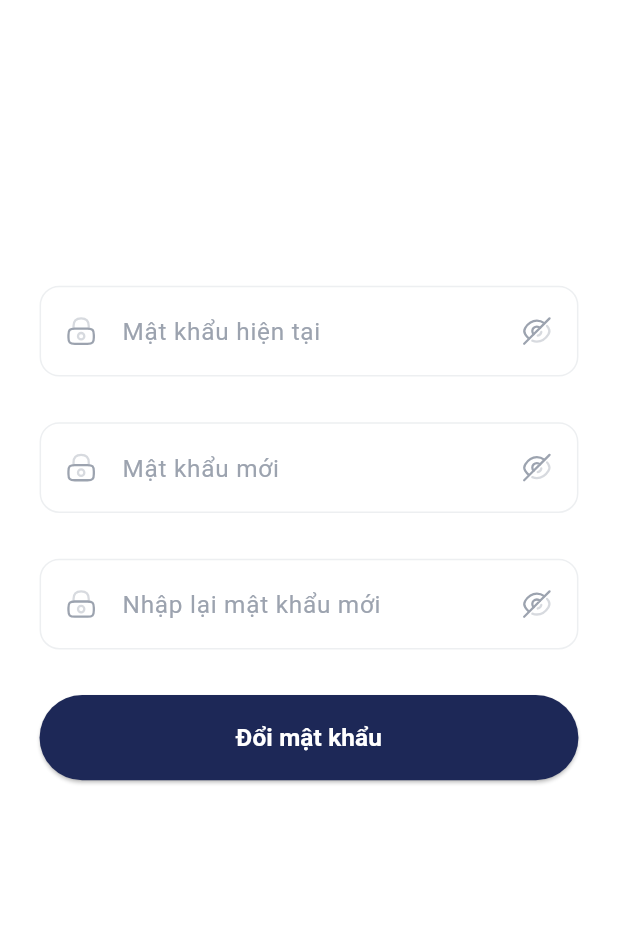
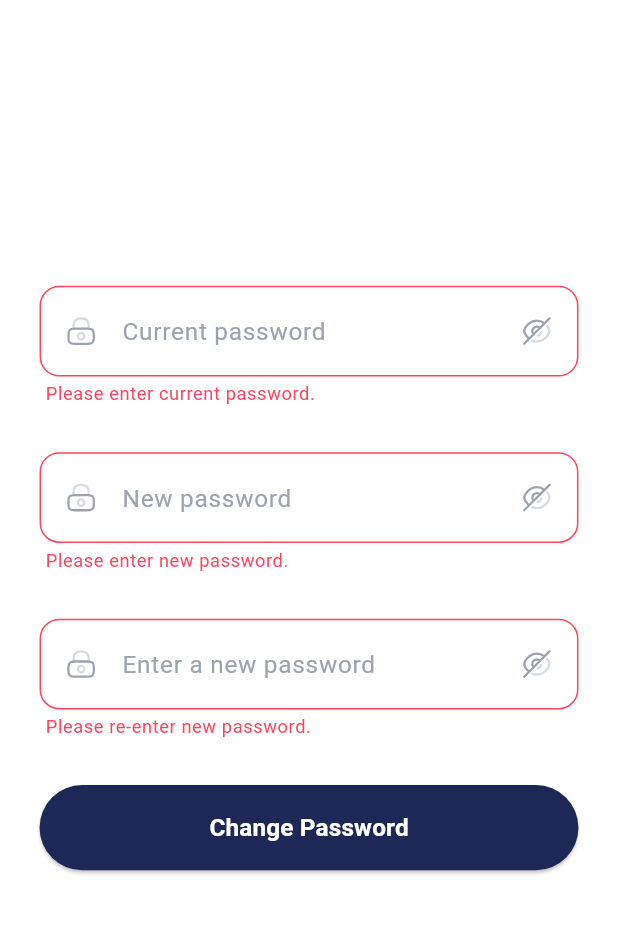
Before and after one commit to ChuDucHoangg/SEM4-EnglishAcademyMobile, a Flutter app: the ChangePasswordScreen screen opened by its route, after a tap on "Change Password", on a phone screen of 412 x 824 dp, the part 37-971 px from its top. Run offline on Flutter 3.47's test engine with Material 3 defaults, Android fonts, the light colour scheme and no system bars; our stand-ins replace animated_custom_dropdown, animated_splash_screen, audioplayers, cached_network_image, carousel_slider, dio and 11 more; missing offline and left inert: country_pickers, easy_paypal, flutter_quill, flutter_quill_extensions, flutter_stripe, msh_checkbox and 2 more; accounts and stored records are empty; Roboto replaces fonts that are missing (SFProText).

Commit message:
updateChangepassword

```diff
--- a/lib/presentation/auth/change_password_screen/changePassword.dart
+++ b/lib/presentation/auth/change_password_screen/changePassword.dart
@@ -126,7 +126,7 @@ class ChangePasswordScreenState extends State<ChangePasswordScreen> {
     return Column(children: [
       CustomTextFormField(
         controller: currentPasswordController,
-        hintText: "Mật khẩu hiện tại",
+        hintText: "Current password",
         hintStyle: CustomTextStyles.bodyLargeBluegray300,
         textInputAction: TextInputAction.done,
         textInputType: TextInputType.visiblePassword,
@@ -163,7 +163,7 @@ class ChangePasswordScreenState extends State<ChangePasswordScreen> {
             : null,
         validator: (value) {
           if (!currentPasswordError && (value == null || value.isEmpty)) {
-            return 'Vui lòng nhập mật khẩu hiện tại.';
+            return 'Please enter current password.';
           }
           return null;
         },
@@ -172,7 +172,7 @@ class ChangePasswordScreenState extends State<ChangePasswordScreen> {
         Padding(
           padding: EdgeInsets.only(right: 175.h, top: 5.v),
           child: Text(
-            "Mật khẩu hiện tại không chính xác.",
+            "Current password is incorrect.",
             style: TextStyle(color: Colors.red, fontSize: 12.adaptSize),
           ),
         ),
@@ -183,7 +183,7 @@ class ChangePasswordScreenState extends State<ChangePasswordScreen> {
     return Column(children: [
       CustomTextFormField(
         controller: newPasswordController,
-        hintText: "Mật khẩu mới",
+        hintText: "New password",
         hintStyle: CustomTextStyles.bodyLargeBluegray300,
         textInputAction: TextInputAction.done,
         textInputType: TextInputType.visiblePassword,
@@ -220,9 +220,9 @@ class ChangePasswordScreenState extends State<ChangePasswordScreen> {
             : null,
         validator: (value) {
           if (!newPasswordError && (value == null || value.isEmpty)) {
-            return 'Vui lòng nhập mật khẩu mới.';
+            return 'Please enter new password.';
           }if (value != null && value.length < 6) {
-            return 'Mật khẩu phải có ít nhất 6 ký tự.';
+            return 'Passwords must be at least 6 characters.';
           }
           return null;
         },
@@ -231,7 +231,7 @@ class ChangePasswordScreenState extends State<ChangePasswordScreen> {
         Padding(
           padding: EdgeInsets.only(right: 175.h, top: 5.v),
           child: Text(
-            "Mật khẩu mới không hợp lệ.",
+            "New password is invalid.",
             style: TextStyle(color: Colors.red, fontSize: 12.adaptSize),
           ),
         ),
@@ -243,7 +243,7 @@ class ChangePasswordScreenState extends State<ChangePasswordScreen> {
     return Column(children: [
       CustomTextFormField(
         controller: confirmPasswordController,
-        hintText: "Nhập lại mật khẩu mới",
+        hintText: "Enter a new password",
         hintStyle: CustomTextStyles.bodyLargeBluegray300,
         textInputAction: TextInputAction.done,
         textInputType: TextInputType.visiblePassword,
@@ -281,11 +281,11 @@ class ChangePasswordScreenState extends State<ChangePasswordScreen> {
             : null,
         validator: (value) {
           if (!confirmPasswordError && (value == null || value.isEmpty)) {
-            return 'Vui lòng nhập lại mật khẩu mới.';
+            return 'Please re-enter new password.';
           }
           // Kiểm tra sự khớp nhau giữa mật khẩu mới và mật khẩu xác nhận
           if (value != newPasswordController.text) {
-            return 'Mật khẩu xác nhận không khớp.';
+            return 'Confirmation password does not match.';
           }
           return null;
         },
@@ -294,7 +294,7 @@ class ChangePasswordScreenState extends State<ChangePasswordScreen> {
         Padding(
           padding: EdgeInsets.only(right: 175.h, top: 5.v),
           child: Text(
-            "Mật khẩu nhập lại không hợp lệ.",
+            "The password entered is invalid.",
             style: TextStyle(color: Colors.red, fontSize: 12.adaptSize),
           ),
         ),
@@ -304,7 +304,7 @@ class ChangePasswordScreenState extends State<ChangePasswordScreen> {
   Widget _buildChangePasswordButton(BuildContext context) {
     return CustomElevatedButton(
       onPressed: () => changePassword(),
-      text: "Đổi mật khẩu",
+      text: "Change Password",
       buttonStyle: CustomButtonStyles.fillPrimary,
     );
   }
```
